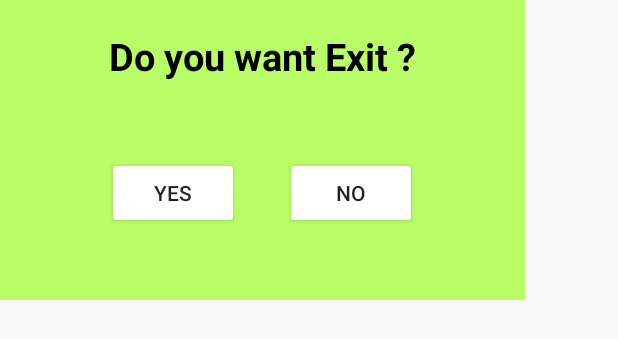
After one commit to ndt0409/App-Student-Mangement, an Android app: the layout dialog_exit.xml on its own in the app's theme, with its tools: preview values and no code run, on a phone screen of 412 x 824 dp. The commit adds this screen. Shown: the top 339 px of the screen. Run offline under Robolectric (Android 15) with nearby library versions, the phone set to English and light mode, and no system bars.

Commit message:
Chức năng giao diện chính

```diff
--- a/app/src/main/AndroidManifest.xml
+++ b/app/src/main/AndroidManifest.xml
@@ -10,6 +10,9 @@
         android:supportsRtl="true"
         android:theme="@style/Theme.AppStudentManagement">
         <activity
+            android:name=".ActivitySubject"
+            android:exported="true" />
+        <activity
             android:name=".MainActivity"
             android:exported="true">
             <intent-filter>
--- a/app/src/main/res/drawable/background_button.xml
+++ b/app/src/main/res/drawable/background_button.xml
@@ -12,6 +12,7 @@
 
             <!--bo tron-->
             <corners android:radius="35dp"></corners>
+<!--            <gradient android:centerColor="@color/purple_700"/>-->
         </shape>
     </item>
 </selector>
--- /dev/null
+++ b/app/src/main/res/layout/dialog_exit.xml
@@ -0,0 +1,43 @@
+<?xml version="1.0" encoding="utf-8"?>
+<LinearLayout xmlns:android="http://schemas.android.com/apk/res/android"
+    android:layout_width="350dp"
+    android:layout_height="200dp"
+    android:background="#CBA7FF41"
+    android:orientation="vertical">
+
+    <TextView
+        android:layout_width="match_parent"
+        android:layout_height="wrap_content"
+        android:layout_marginTop="20dp"
+        android:gravity="center"
+        android:text="Do you want Exit ?"
+        android:textColor="@color/black"
+        android:textSize="25sp"
+        android:textStyle="bold" />
+
+    <LinearLayout
+        android:layout_width="match_parent"
+        android:layout_height="wrap_content"
+        android:layout_marginTop="50dp"
+        android:gravity="center"
+        android:orientation="horizontal">
+
+        <Button
+            android:id="@+id/btnYes"
+            android:layout_marginRight="15dp"
+            android:layout_width="wrap_content"
+            android:layout_height="wrap_content"
+            android:backgroundTint="#FFFFFF"
+            android:text="Yes"></Button>
+
+        <Button
+            android:id="@+id/btnNo"
+            android:layout_marginLeft="15dp"
+            android:layout_width="wrap_content"
+            android:layout_height="wrap_content"
+            android:backgroundTint="#FFFFFF"
+            android:text="No"></Button>
+    </LinearLayout>
+
+
+</LinearLayout>
```
Also changed, not shown: app/src/main/java/com/ndt/appstudentmanagement/ActivitySubject.java (added, +14 -0 lines), app/src/main/java/com/ndt/appstudentmanagement/MainActivity.java (+65 -0 lines), app/src/main/res/layout/activity_main.xml (+5 -7 lines), app/src/main/res/layout/activity_subject.xml (added, +9 -0 lines), app/src/main/res/layout/dialog_information.xml (added, +27 -0 lines).
